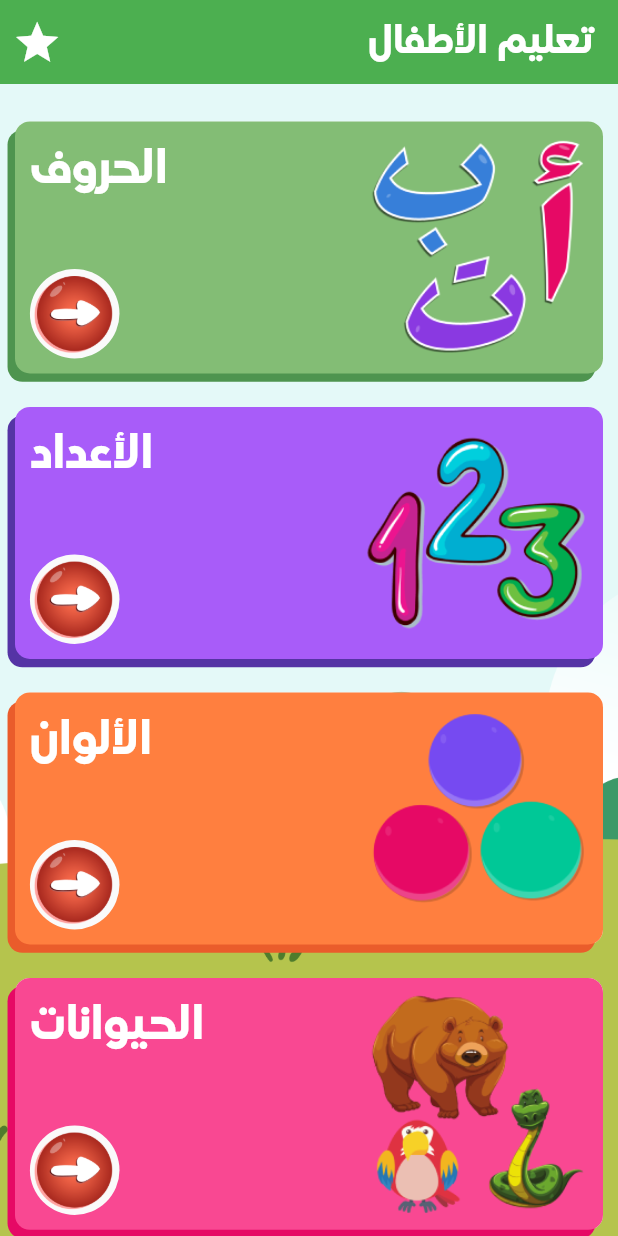
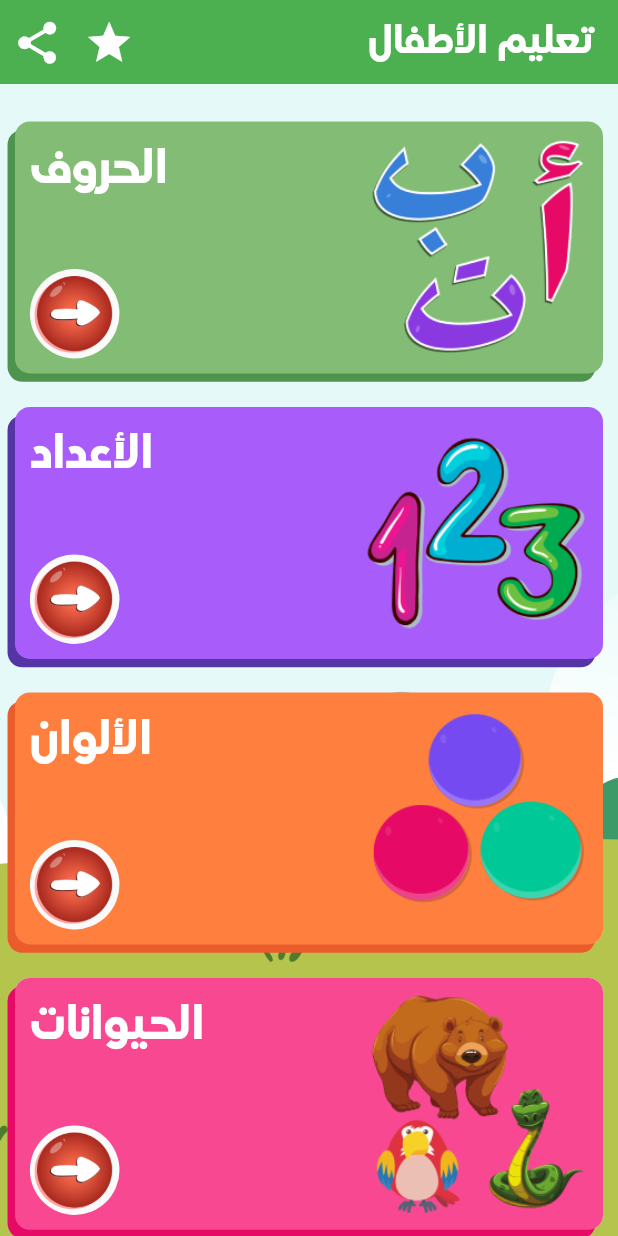
Before and after one commit to soufian200/learnabc, a Flutter app: the screen it shows after launch, after a tap on the "star" icon, on a phone screen of 412 x 824 dp. Run offline on Flutter 3.47's test engine with Material 2 defaults, Android fonts, the light colour scheme and no system bars; our stand-ins replace audioplayers, flutter_screenutil, get, share_plus; missing offline and left inert: launch_review.

Commit message:
add share button

```diff
--- a/lib/main.dart
+++ b/lib/main.dart
@@ -6,6 +6,7 @@ import 'package:launch_review/launch_review.dart';
 import 'package:learnabc/screens/preview.dart';
 import 'package:learnabc/utils/AppRoutes.dart';
 import 'package:learnabc/widgets/card_widget.dart';
+import 'package:share_plus/share_plus.dart';
 
 void main() {
   // SystemChrome.setSystemUIOverlayStyle(const SystemUiOverlayStyle(
@@ -42,6 +43,7 @@ class MyHomePage extends StatefulWidget {
 }
 
 class _MyHomePageState extends State<MyHomePage> {
+  final String bundleId = 'freegames';
   @override
   void initState() {
     // TODO: implement initState
@@ -78,8 +80,20 @@ class _MyHomePageState extends State<MyHomePage> {
                 onPressed: () {
                   print("Rate Us");
                   LaunchReview.launch(
-                    androidAppId: "com.laminn.freegames",
+                    androidAppId: "com.laminn.$bundleId",
                   );
+                },
+              ),
+              IconButton(
+                icon: Icon(
+                  Icons.share,
+                  size: 30.h,
+                ),
+                tooltip: 'Share',
+                onPressed: () {
+                  print("Share");
+                  Share.share(
+                      'https://play.google.com/store/apps/details?id=com.laminn.$bundleId');
                 },
               ),
             ],
--- a/pubspec.yaml
+++ b/pubspec.yaml
@@ -38,6 +38,7 @@ dependencies:
   get: ^4.6.1
   audioplayers: ^0.20.1
   launch_review: ^3.0.1
+  share_plus: ^4.0.4
 
 dev_dependencies:
   flutter_test:
```
Also changed, not shown: pubspec.lock, 5 other files.
